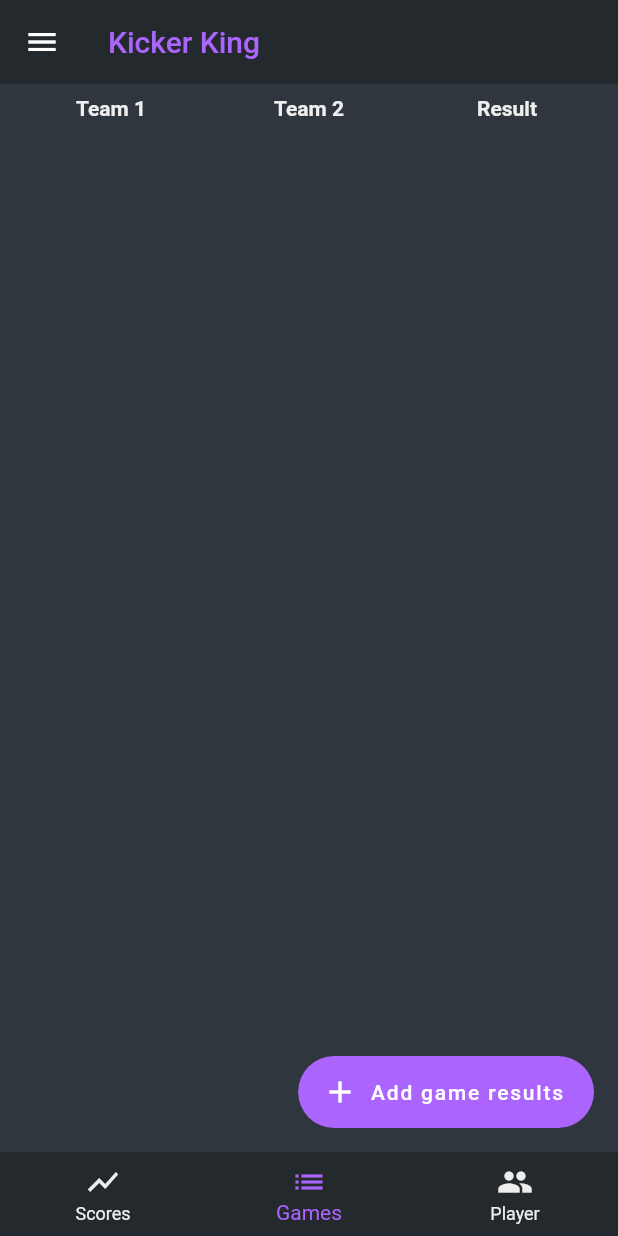
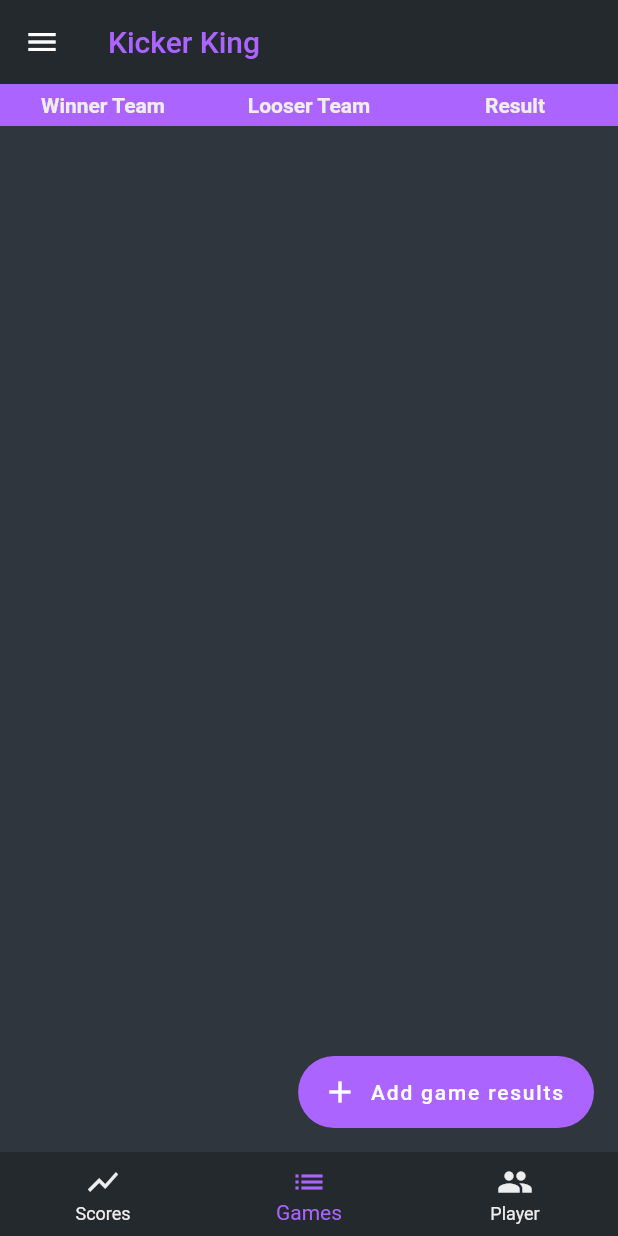
Before and after one commit to patrickz98/KickerKingServer, a Flutter app: the screen it shows after launch, item 2 of the bottom bar chosen, on a phone screen of 412 x 824 dp. Run offline on Flutter 3.47's test engine with Material 2 defaults, Android fonts, the phone set to English and light mode, and no system bars.

Commit message:
Check in.

```diff
--- a/app/lib/GamesWidget.dart
+++ b/app/lib/GamesWidget.dart
@@ -1,17 +1,15 @@
 import 'package:flutter/material.dart';
-import 'dart:convert';
 
 import 'Simple.dart';
-import 'GameManager.dart';
-import 'AddGameDialog.dart';
+import 'TableWrapper.dart';
 
 class GamesWidget extends StatefulWidget
 {
-    final GameManager gameManager;
+    final TableWrapper table;
 
     GamesWidget({
-        @required this.gameManager
-    }) : assert(gameManager != null);
+        @required this.table
+    }) : assert(table != null);
 
     @override
     State createState() => _GamesWidgetSate();
@@ -23,14 +21,14 @@ class _GamesWidgetSate extends State<GamesWidget>
     void initState()
     {
         super.initState();
-        widget.gameManager.addListener(_updateTable);
+        widget.table.games.addListener(_updateTable);
     }
 
     @override
     void dispose()
     {
         super.dispose();
-        widget.gameManager.addListener(_updateTable);
+        widget.table.games.removeListener(_updateTable);
     }
 
     void _updateTable()
@@ -38,20 +36,31 @@ class _GamesWidgetSate extends State<GamesWidget>
         setState((){});
     }
 
+    Widget _paddingContainer(Widget child)
+    {
+        return Container(
+            padding: EdgeInsets.all(6.0),
+            child: child,
+        );
+    }
+
     @override
     Widget build(BuildContext context)
     {
         TableRow row1 = TableRow(
+            decoration: BoxDecoration(
+                color: widget.table.color,
+            ),
             children: [
-                Center(child: Simple.text("Team 1", TextStyle(fontWeight: FontWeight.bold))),
-                Center(child: Simple.text("Team 2", TextStyle(fontWeight: FontWeight.bold))),
-                Center(child: Simple.text("Result",  TextStyle(fontWeight: FontWeight.bold))),
+                _paddingContainer(Center(child: Simple.text("Winner Team", TextStyle(fontWeight: FontWeight.bold)))),
+                _paddingContainer(Center(child: Simple.text("Looser Team", TextStyle(fontWeight: FontWeight.bold)))),
+                _paddingContainer(Center(child: Simple.text("Result",      TextStyle(fontWeight: FontWeight.bold)))),
             ]
         );
 
         List<TableRow> rows = [row1];
 
-        widget.gameManager.all().forEach((Game game)
+        widget.table.games.all().forEach((Game game)
         {
             String team1 = game.winner.join("\n");
             String team2 = game.looser.join("\n");
@@ -62,10 +71,12 @@ class _GamesWidgetSate extends State<GamesWidget>
 
             TableRow row2 = TableRow(
                 children: [
-                    Text(
-                        team1,
-                        style: TextStyle(color: Defines.textColor),
-                        textAlign: TextAlign.center,
+                    _paddingContainer(
+                        Text(
+                            team1,
+                            style: TextStyle(color: Defines.textColor),
+                            textAlign: TextAlign.center,
+                        )
                     ),
                     Text(
                         team2,
@@ -91,7 +102,10 @@ class _GamesWidgetSate extends State<GamesWidget>
             defaultVerticalAlignment: TableCellVerticalAlignment.middle
         );
 
-        Container tableContainer = Container(child: table, padding: EdgeInsets.all(8.0));
+        Container tableContainer = Container(
+            child: table,
+//            padding: EdgeInsets.all(8.0)
+        );
 
         return tableContainer;
     }
--- /dev/null
+++ b/app/lib/TableWrapper.dart
@@ -0,0 +1,23 @@
+import 'package:flutter/material.dart';
+import 'Simple.dart';
+
+import 'PlayerManager.dart';
+import 'GameManager.dart';
+
+export 'PlayerManager.dart';
+export 'GameManager.dart';
+
+class TableWrapper
+{
+    final PlayerManager player = PlayerManager();
+    final GameManager games = GameManager();
+
+    int _tableIndex = 0;
+
+    Color get color => Defines.tableColors[ _tableIndex ];
+
+    void setTableIndex(int inx)
+    {
+        _tableIndex = inx;
+    }
+}
--- a/app/lib/main.dart
+++ b/app/lib/main.dart
@@ -7,7 +7,7 @@ import 'SettingsScaffold.dart';
 import 'Welcome.dart';
 import 'PlayerManager.dart';
 import 'AddGameDialog.dart';
-import 'GameManager.dart';
+import 'TableWrapper.dart';
 
 void main() => runApp(MyApp());
 
@@ -41,21 +41,7 @@ class _MyHomePageState extends State<MyHomePage>
 
     bool showLoading = true;
 
-    Color _mainColor = Defines.tableColors[ 0 ];
-
-    PlayerManager _playerManager = PlayerManager();
-    GameManager _gamesManager = GameManager();
-    TableManager _tableManager;
-
-    _MyHomePageState()
-    {
-        _tableManager = TableManager(_tableChanged);
-    }
-
-    void _tableChanged(String table)
-    {
-
-    }
+    TableWrapper _table = TableWrapper();
 
     @override
     Widget build(BuildContext context)
@@ -98,8 +84,7 @@ class _MyHomePageState extends State<MyHomePage>
                 {
                     setState(()
                     {
-                        _tableIndex = inx;
-                        _mainColor = Defines.tableColors[ _tableIndex ];
+                        _table.setTableIndex(inx);
                     });
                 },
             );
@@ -131,7 +116,7 @@ class _MyHomePageState extends State<MyHomePage>
                     Navigator.push(
                         context,
                         MaterialPageRoute(builder: (context) => SettingsScaffold(
-                            tableManager: _tableManager
+                            table: _table
                         )),
                     );
                 });
@@ -151,10 +136,10 @@ class _MyHomePageState extends State<MyHomePage>
             ),
         );
 
-        GamesWidget gamesWidget = GamesWidget(gameManager: _gamesManager);
+        GamesWidget gamesWidget = GamesWidget(table: _table);
 
         AppBar appBar = AppBar(
-            title: Text(widget.title, style: TextStyle(color: _mainColor)),
+            title: Text(widget.title, style: TextStyle(color: _table.color)),
             elevation: Defines.elevation,
             backgroundColor: Defines.barColor,
             brightness: Defines.brightness,
@@ -177,7 +162,7 @@ class _MyHomePageState extends State<MyHomePage>
             ),
             bottomNavigationBar: BottomNavigationBar(
                 items: [scores, games, player],
-                selectedItemColor: _mainColor,
+                selectedItemColor: _table.color,
                 elevation: Defines.elevation,
                 backgroundColor: Defines.barColor,
                 unselectedItemColor: Defines.barTextColor,
@@ -194,14 +179,11 @@ class _MyHomePageState extends State<MyHomePage>
             floatingActionButton: _pageIndex == 1 ? FloatingActionButton.extended(
                 onPressed: ()
                 {
-                    AddGameDialog dialog = AddGameDialog(
-                        gameManager: _gamesManager,
-                        playerManager: _playerManager
-                    );
+                    AddGameDialog dialog = AddGameDialog(table: _table);
                     Navigator.of(context).push(dialog.build(context));
                 },
                 icon: Icon(Icons.add),
-                backgroundColor: _mainColor,
+                backgroundColor: _table.color,
                 elevation: Defines.elevation,
                 label: Text("Add game results"),
             ) : null,
```
Also changed, not shown: app/lib/AddGameDialog.dart (+18 -25 lines), app/lib/SettingsScaffold.dart (+4 -4 lines).
